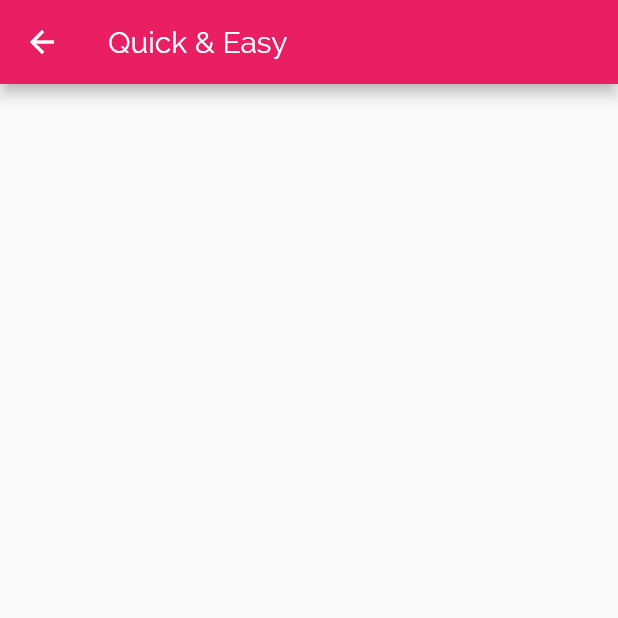
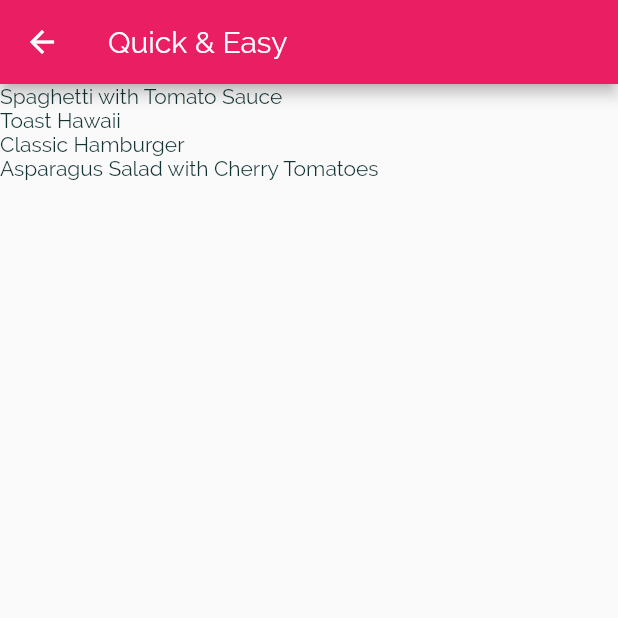
Before and after one commit to amitmahajan09/meals_app, a Flutter app: the screen it shows after launch, after a tap on "Quick & Easy", on a phone screen of 412 x 824 dp, the top half of it. Run offline on Flutter 3.47's test engine with Material 2 defaults, Android fonts, the phone set to English and light mode, and no system bars.

Commit message:
day3-selecting-Meals-for-a-Choosen-Category

```diff
--- a/lib/main.dart
+++ b/lib/main.dart
@@ -29,8 +29,12 @@ class MyApp extends StatelessWidget {
               fontWeight: FontWeight.bold,
             )),
       ),
-      home: CategoriesScreen(),
-      routes: {'/category-meals': (ctx) => CategoryMealsScreen()},
+      //home: CategoriesScreen(),
+      initialRoute: '/',
+      routes: {
+        '/': (ctx) => CategoriesScreen(),
+        CategoryMealsScreen.routeName: (ctx) => CategoryMealsScreen()
+      },
     );
   }
 }
--- a/lib/models/category_item.dart
+++ b/lib/models/category_item.dart
@@ -9,7 +9,7 @@ class CategoryItem extends StatelessWidget {
   CategoryItem(this.id, this.title, this.color);
   void selectCategory(BuildContext ctx) {
     Navigator.of(ctx).pushNamed(
-      '/category-meals',
+      CategoryMealsScreen.routeName,
       arguments: {
         'id': id,
         'title': title,
--- a/lib/models/category_meals_screen.dart
+++ b/lib/models/category_meals_screen.dart
@@ -1,4 +1,5 @@
 import 'package:flutter/material.dart';
+import 'dummy_data.dart';
 
 class CategoryMealsScreen extends StatelessWidget {
   static const routeName = '/category-meals';
@@ -14,11 +15,20 @@ class CategoryMealsScreen extends StatelessWidget {
         ModalRoute.of(context)!.settings.arguments as Map<String, String>;
     final categoryTitle = routeArgs['title'];
     final categoryId = routeArgs['id'];
+    final categoryMeals = DUMMY_MEALS.where((meal) {
+      return meal.categories.contains(categoryId);
+    }).toList();
+
     return Scaffold(
       appBar: AppBar(
         title: Text(categoryTitle!),
       ),
-      body: ListView.builder(itemBuilder: (ctx, index) {}),
+      body: ListView.builder(
+        itemBuilder: (ctx, index) {
+          return Text(categoryMeals[index].title);
+        },
+        itemCount: categoryMeals.length,
+      ),
     );
   }
 }
--- a/lib/models/dummy_data.dart
+++ b/lib/models/dummy_data.dart
@@ -1,6 +1,7 @@
 // TODO Implement this library.
 import 'package:flutter/material.dart';
 import 'category.dart';
+import 'meal.dart';
 
 const DUMMY_CATEGORIES = const [
   Category(
@@ -54,3 +55,354 @@ const DUMMY_CATEGORIES = const [
     color: Colors.teal,
   ),
 ];
+
+const DUMMY_MEALS = const [
+  Meal(
+    id: 'm1',
+    categories: [
+      'c1',
+      'c2',
+    ],
+    title: 'Spaghetti with Tomato Sauce',
+    affordability: Affordability.Affordable,
+    complexity: Complexity.Simple,
+    imageUrl:
+        'https://upload.wikimedia.org/wikipedia/commons/thumb/2/20/Spaghetti_Bolognese_mit_Parmesan_oder_Grana_Padano.jpg/800px-Spaghetti_Bolognese_mit_Parmesan_oder_Grana_Padano.jpg',
+    duration: 20,
+    ingredients: [
+      '4 Tomatoes',
+      '1 Tablespoon of Olive Oil',
+      '1 Onion',
+      '250g Spaghetti',
+      'Spices',
+      'Cheese (optional)'
+    ],
+    steps: [
+      'Cut the tomatoes and the onion into small pieces.',
+      'Boil some water - add salt to it once it boils.',
+      'Put the spaghetti into the boiling water - they should be done in about 10 to 12 minutes.',
+      'In the meantime, heaten up some olive oil and add the cut onion.',
+      'After 2 minutes, add the tomato pieces, salt, pepper and your other spices.',
+      'The sauce will be done once the spaghetti are.',
+      'Feel free to add some cheese on top of the finished dish.'
+    ],
+    isGlutenFree: false,
+    isVegan: true,
+    isVegetarian: true,
+    isLactoseFree: true,
+  ),
+  Meal(
+    id: 'm2',
+    categories: [
+      'c2',
+    ],
+    title: 'Toast Hawaii',
+    affordability: Affordability.Affordable,
+    complexity: Complexity.Simple,
+    imageUrl:
+        'https://cdn.pixabay.com/photo/2018/07/11/21/51/toast-3532016_1280.jpg',
+    duration: 10,
+    ingredients: [
+      '1 Slice White Bread',
+      '1 Slice Ham',
+      '1 Slice Pineapple',
+      '1-2 Slices of Cheese',
+      'Butter'
+    ],
+    steps: [
+      'Butter one side of the white bread',
+      'Layer ham, the pineapple and cheese on the white bread',
+      'Bake the toast for round about 10 minutes in the oven at 200Â°C'
+    ],
+    isGlutenFree: false,
+    isVegan: false,
+    isVegetarian: false,
+    isLactoseFree: false,
+  ),
+  Meal(
+    id: 'm3',
+    categories: [
+      'c2',
+      'c3',
+    ],
+    title: 'Classic Hamburger',
+    affordability: Affordability.Pricey,
+    complexity: Complexity.Simple,
+    imageUrl:
+        'https://cdn.pixabay.com/photo/2014/10/23/18/05/burger-500054_1280.jpg',
+    duration: 45,
+    ingredients: [
+      '300g Cattle Hack',
+      '1 Tomato',
+      '1 Cucumber',
+      '1 Onion',
+      'Ketchup',
+      '2 Burger Buns'
+    ],
+    steps: [
+      'Form 2 patties',
+      'Fry the patties for c. 4 minutes on each side',
+      'Quickly fry the buns for c. 1 minute on each side',
+      'Bruch buns with ketchup',
+      'Serve burger with tomato, cucumber and onion'
+    ],
+    isGlutenFree: false,
+    isVegan: false,
+    isVegetarian: false,
+    isLactoseFree: true,
+  ),
+  Meal(
+    id: 'm4',
+    categories: [
+      'c4',
+    ],
+    title: 'Wiener Schnitzel',
+    affordability: Affordability.Luxurious,
+    complexity: Complexity.Challenging,
+    imageUrl:
+        'https://cdn.pixabay.com/photo/2018/03/31/19/29/schnitzel-3279045_1280.jpg',
+    duration: 60,
+    ingredients: [
+      '8 Veal Cutlets',
+      '4 Eggs',
+      '200g Bread Crumbs',
+      '100g Flour',
+      '300ml Butter',
+      '100g Vegetable Oil',
+      'Salt',
+      'Lemon Slices'
+    ],
+    steps: [
+      'Tenderize the veal to about 2â€“4mm, and salt on both sides.',
+      'On a flat plate, stir the eggs briefly with a fork.',
+      'Lightly coat the cutlets in flour then dip into the egg, and finally, coat in breadcrumbs.',
+      'Heat the butter and oil in a large pan (allow the fat to get very hot) and fry the schnitzels until golden brown on both sides.',
+      'Make sure to toss the pan regularly so that the schnitzels are surrounded by oil and the crumbing becomes â€˜fluffyâ€™.',
+      'Remove, and drain on kitchen paper. Fry the parsley in the remaining oil and drain.',
+      'Place the schnitzels on awarmed plate and serve garnishedwith parsley and slices of lemon.'
+    ],
+    isGlutenFree: false,
+    isVegan: false,
+    isVegetarian: false,
+    isLactoseFree: false,
+  ),
+  Meal(
+    id: 'm5',
+    categories: [
+      'c2'
+          'c5',
+      'c10',
+    ],
+    title: 'Salad with Smoked Salmon',
+    affordability: Affordability.Luxurious,
+    complexity: Complexity.Simple,
+    imageUrl:
+        'https://cdn.pixabay.com/photo/2016/10/25/13/29/smoked-salmon-salad-1768890_1280.jpg',
+    duration: 15,
+    ingredients: [
+      'Arugula',
+      'Lamb\'s Lettuce',
+      'Parsley',
+      'Fennel',
+      '200g Smoked Salmon',
+      'Mustard',
+      'Balsamic Vinegar',
+      'Olive Oil',
+      'Salt and Pepper'
+    ],
+    steps: [
+      'Wash and cut salad and herbs',
+      'Dice the salmon',
+      'Process mustard, vinegar and olive oil into a dessing',
+      'Prepare the salad',
+      'Add salmon cubes and dressing'
+    ],
+    isGlutenFree: true,
+    isVegan: false,
+    isVegetarian: true,
+    isLactoseFree: true,
+  ),
+  Meal(
+    id: 'm6',
+    categories: [
+      'c6',
+      'c10',
+    ],
+    title: 'Delicious Orange Mousse',
+    affordability: Affordability.Affordable,
+    complexity: Complexity.Hard,
+    imageUrl:
+        'https://cdn.pixabay.com/photo/2017/05/01/05/18/pastry-2274750_1280.jpg',
+    duration: 240,
+    ingredients: [
+      '4 Sheets of Gelatine',
+      '150ml Orange Juice',
+      '80g Sugar',
+      '300g Yoghurt',
+      '200g Cream',
+      'Orange Peel',
+    ],
+    steps: [
+      'Dissolve gelatine in pot',
+      'Add orange juice and sugar',
+      'Take pot off the stove',
+      'Add 2 tablespoons of yoghurt',
+      'Stir gelatin under remaining yoghurt',
+      'Cool everything down in the refrigerator',
+      'Whip the cream and lift it under die orange mass',
+      'Cool down again for at least 4 hours',
+      'Serve with orange peel',
+    ],
+    isGlutenFree: true,
+    isVegan: false,
+    isVegetarian: true,
+    isLactoseFree: false,
+  ),
+  Meal(
+    id: 'm7',
+    categories: [
+      'c7',
+    ],
+    title: 'Pancakes',
+    affordability: Affordability.Affordable,
+    complexity: Complexity.Simple,
+    imageUrl:
+        'https://cdn.pixabay.com/photo/2018/07/10/21/23/pancake-3529653_1280.jpg',
+    duration: 20,
+    ingredients: [
+      '1 1/2 Cups all-purpose Flour',
+      '3 1/2 Teaspoons Baking Powder',
+      '1 Teaspoon Salt',
+      '1 Tablespoon White Sugar',
+      '1 1/4 cups Milk',
+      '1 Egg',
+      '3 Tablespoons Butter, melted',
+    ],
+    steps: [
+      'In a large bowl, sift together the flour, baking powder, salt and sugar.',
+      'Make a well in the center and pour in the milk, egg and melted butter; mix until smooth.',
+      'Heat a lightly oiled griddle or frying pan over medium high heat.',
+      'Pour or scoop the batter onto the griddle, using approximately 1/4 cup for each pancake. Brown on both sides and serve hot.'
+    ],
+    isGlutenFree: true,
+    isVegan: false,
+    isVegetarian: true,
+    isLactoseFree: false,
+  ),
+  Meal(
+    id: 'm8',
+    categories: [
+      'c8',
+    ],
+    title: 'Creamy Indian Chicken Curry',
+    affordability: Affordability.Pricey,
+    complexity: Complexity.Challenging,
+    imageUrl:
+        'https://cdn.pixabay.com/photo/2018/06/18/16/05/indian-food-3482749_1280.jpg',
+    duration: 35,
+    ingredients: [
+      '4 Chicken Breasts',
+      '1 Onion',
+      '2 Cloves of Garlic',
+      '1 Piece of Ginger',
+      '4 Tablespoons Almonds',
+      '1 Teaspoon Cayenne Pepper',
+      '500ml Coconut Milk',
+    ],
+    steps: [
+      'Slice and fry the chicken breast',
+      'Process onion, garlic and ginger into paste and sautÃ© everything',
+      'Add spices and stir fry',
+      'Add chicken breast + 250ml of water and cook everything for 10 minutes',
+      'Add coconut milk',
+      'Serve with rice'
+    ],
+    isGlutenFree: true,
+    isVegan: false,
+    isVegetarian: false,
+    isLactoseFree: true,
+  ),
+  Meal(
+    id: 'm9',
+    categories: [
+      'c9',
+    ],
+    title: 'Chocolate Souffle',
+    affordability: Affordability.Affordable,
+    complexity: Complexity.Hard,
+    imageUrl:
+        'https://cdn.pixabay.com/photo/2014/08/07/21/07/souffle-412785_1280.jpg',
+    duration: 45,
+    ingredients: [
+      '1 Teaspoon melted Butter',
+      '2 Tablespoons white Sugar',
+      '2 Ounces 70% dark Chocolate, broken into pieces',
+      '1 Tablespoon Butter',
+      '1 Tablespoon all-purpose Flour',
+      '4 1/3 tablespoons cold Milk',
+      '1 Pinch Salt',
+      '1 Pinch Cayenne Pepper',
+      '1 Large Egg Yolk',
+      '2 Large Egg Whites',
+      '1 Pinch Cream of Tartar',
+      '1 Tablespoon white Sugar',
+    ],
+    steps: [
+      'Preheat oven to 190Â°C. Line a rimmed baking sheet with parchment paper.',
+      'Brush bottom and sides of 2 ramekins lightly with 1 teaspoon melted butter; cover bottom and sides right up to the rim.',
+      'Add 1 tablespoon white sugar to ramekins. Rotate ramekins until sugar coats all surfaces.',
+      'Place chocolate pieces in a metal mixing bowl.',
+      'Place bowl over a pan of about 3 cups hot water over low heat.',
+      'Melt 1 tablespoon butter in a skillet over medium heat. Sprinkle in flour. Whisk until flour is incorporated into butter and mixture thickens.',
+      'Whisk in cold milk until mixture becomes smooth and thickens. Transfer mixture to bowl with melted chocolate.',
+      'Add salt and cayenne pepper. Mix together thoroughly. Add egg yolk and mix to combine.',
+      'Leave bowl above the hot (not simmering) water to keep chocolate warm while you whip the egg whites.',
+      'Place 2 egg whites in a mixing bowl; add cream of tartar. Whisk until mixture begins to thicken and a drizzle from the whisk stays on the surface about 1 second before disappearing into the mix.',
+      'Add 1/3 of sugar and whisk in. Whisk in a bit more sugar about 15 seconds.',
+      'whisk in the rest of the sugar. Continue whisking until mixture is about as thick as shaving cream and holds soft peaks, 3 to 5 minutes.',
+      'Transfer a little less than half of egg whites to chocolate.',
+      'Mix until egg whites are thoroughly incorporated into the chocolate.',
+      'Add the rest of the egg whites; gently fold into the chocolate with a spatula, lifting from the bottom and folding over.',
+      'Stop mixing after the egg white disappears. Divide mixture between 2 prepared ramekins. Place ramekins on prepared baking sheet.',
+      'Bake in preheated oven until scuffles are puffed and have risen above the top of the rims, 12 to 15 minutes.',
+    ],
+    isGlutenFree: true,
+    isVegan: false,
+    isVegetarian: true,
+    isLactoseFree: false,
+  ),
+  Meal(
+    id: 'm10',
+    categories: [
+      'c2',
+      'c5',
+      'c10',
+    ],
+    title: 'Asparagus Salad with Cherry Tomatoes',
+    affordability: Affordability.Luxurious,
+    complexity: Complexity.Simple,
+    imageUrl:
+        'https://cdn.pixabay.com/photo/2018/04/09/18/26/asparagus-3304997_1280.jpg',
+    duration: 30,
+    ingredients: [
+      'White and Green Asparagus',
+      '30g Pine Nuts',
+      '300g Cherry Tomatoes',
+      'Salad',
+      'Salt, Pepper and Olive Oil'
+    ],
+    steps: [
+      'Wash, peel and cut the asparagus',
+      'Cook in salted water',
+      'Salt and pepper the asparagus',
+      'Roast the pine nuts',
+      'Halve the tomatoes',
+      'Mix with asparagus, salad and dressing',
+      'Serve with Baguette'
+    ],
+    isGlutenFree: true,
+    isVegan: true,
+    isVegetarian: true,
+    isLactoseFree: true,
+  ),
+];
--- /dev/null
+++ b/lib/models/meal.dart
@@ -0,0 +1,41 @@
+import 'package:flutter/foundation.dart';
+
+enum Complexity { Simple, Challenging, Hard }
+
+enum Affordability {
+  Affordable,
+  Pricey,
+  Luxurious,
+}
+
+class Meal {
+  final String id;
+  final List<String> categories;
+  final String title;
+  final String imageUrl;
+  final List<String> ingredients;
+  final List<String> steps;
+  final int duration;
+  final Complexity complexity;
+  final Affordability affordability;
+  final bool isGlutenFree;
+  final bool isLactoseFree;
+  final bool isVegan;
+  final bool isVegetarian;
+
+  const Meal({
+    required this.id,
+    required this.categories,
+    required this.title,
+    required this.imageUrl,
+    required this.ingredients,
+    required this.steps,
+    required this.duration,
+    required this.complexity,
+    required this.affordability,
+    required this.isGlutenFree,
+    required this.isLactoseFree,
+    required this.isVegan,
+    required this.isVegetarian,
+  });
+}
```
